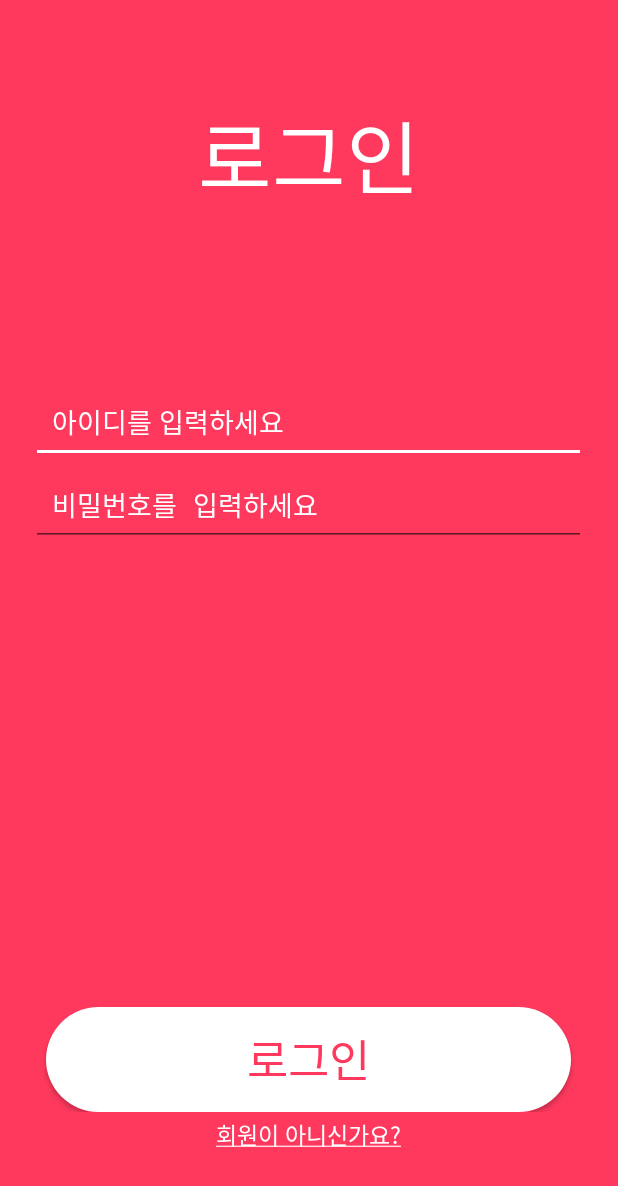
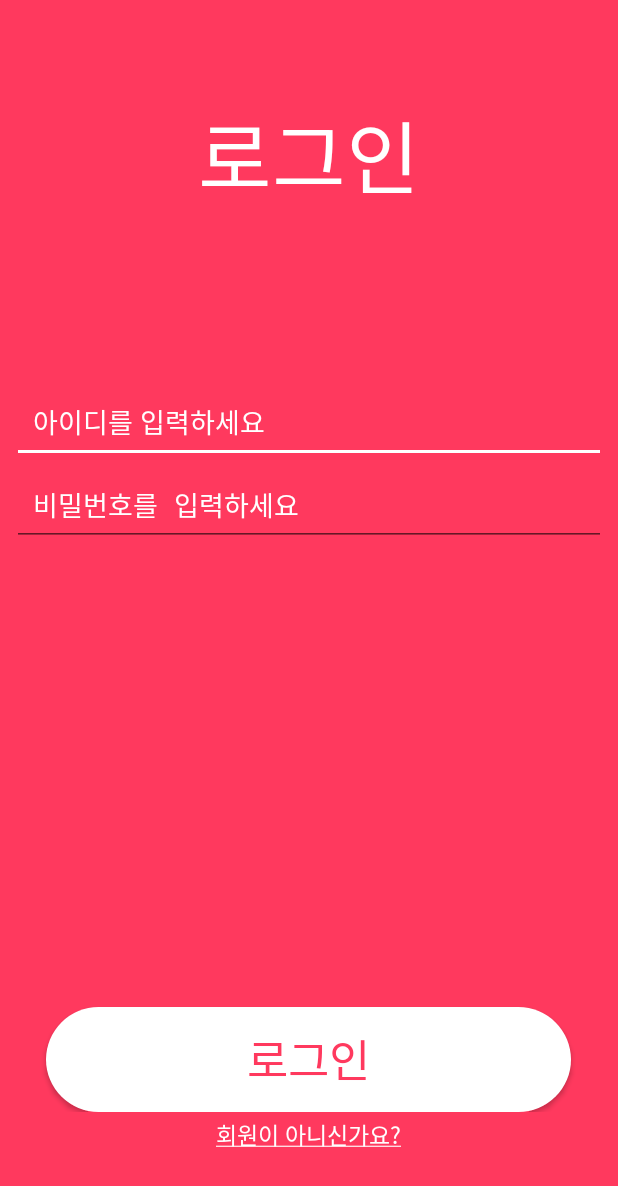
Before and after one commit to DSM-GRAM/Pimo-Front, an Android app: the screen it shows after launch (MainActivity), on a phone screen of 412 x 824 dp. Shown: the top 1186 px of the screen. Run offline under Robolectric (Android 15) with nearby library versions, the phone set to English and light mode, and no system bars.

Commit message:
change layout

```diff
--- a/Pimo/Pimo/app/build.gradle
+++ b/Pimo/Pimo/app/build.gradle
@@ -1,4 +1,6 @@
 apply plugin: 'com.android.application'
+apply plugin: 'kotlin-android'
+apply plugin: 'kotlin-android-extensions'
 
 android {
     compileSdkVersion 26
@@ -38,5 +40,9 @@ dependencies {
 
     compile 'com.android.support:design:26.+'
     compile 'com.android.support:cardview-v7:26.+'
+    compile "org.jetbrains.kotlin:kotlin-stdlib-jre7:$kotlin_version"
 
 }
+repositories {
+    mavenCentral()
+}
--- a/Pimo/Pimo/app/src/main/java/gram/com/pimo/Connector/Api.kt
+++ b/Pimo/Pimo/app/src/main/java/gram/com/pimo/Connector/Api.kt
@@ -4,4 +4,7 @@ package gram.com.pimo.Connector
  * Created by root1 on 2017. 11. 7..
  */
 interface Api {
+
+
+
 }
--- a/Pimo/Pimo/app/src/main/java/gram/com/pimo/Util/BaseActivity.kt
+++ b/Pimo/Pimo/app/src/main/java/gram/com/pimo/Util/BaseActivity.kt
@@ -3,6 +3,7 @@ package gram.com.pimo.Util
 import android.content.Context
 import android.content.SharedPreferences
 import android.support.v7.app.AppCompatActivity
+import android.widget.EditText
 import android.widget.Toast
 
 /**
@@ -19,4 +20,8 @@ open class BaseActivity: AppCompatActivity() {
         return pref
     }
 
+    fun getStrToEdit(edit: EditText): String{
+        return edit.text.toString()
+    }
+
 }
--- a/Pimo/Pimo/app/src/main/res/layout/signin.xml
+++ b/Pimo/Pimo/app/src/main/res/layout/signin.xml
@@ -28,16 +28,20 @@
         android:orientation="vertical">
         <EditText
             android:id="@+id/edit_id"
-            android:layout_width="370dp"
+            android:layout_width="match_parent"
             android:layout_height="wrap_content"
+            android:layout_marginLeft="8dp"
+            android:layout_marginRight="8dp"
             android:hint="아이디를 입력하세요"
             android:textColor="@android:color/white"
             android:padding="14dp"
             android:textColorHint="#FFFFFF" />
         <EditText
             android:id="@+id/edit_password"
-            android:layout_width="370dp"
+            android:layout_width="match_parent"
             android:layout_height="wrap_content"
+            android:layout_marginLeft="8dp"
+            android:layout_marginRight="8dp"
             android:hint="비밀번호를 입력하세요"
             android:padding="14dp"
             android:textColor="@android:color/white"
--- a/Pimo/Pimo/build.gradle
+++ b/Pimo/Pimo/build.gradle
@@ -1,11 +1,13 @@
 // Top-level build file where you can add configuration options common to all sub-projects/modules.
 
 buildscript {
+    ext.kotlin_version = '1.1.51'
     repositories {
         jcenter()
     }
     dependencies {
         classpath 'com.android.tools.build:gradle:3.0.0'
+        classpath "org.jetbrains.kotlin:kotlin-gradle-plugin:$kotlin_version"
 
         // NOTE: Do not place your application dependencies here; they belong
         // in the individual module build.gradle files
```
Also changed, not shown: Pimo/Pimo/app/src/main/java/gram/com/pimo/Activity/SignUpActivity.kt (added, +32 -0 lines), Pimo/Pimo/app/src/main/java/gram/com/pimo/Connector/Connector.kt (+17 -1 lines), Pimo/Pimo/app/src/main/java/gram/com/pimo/SignUpActivity.kt (deleted, +0 -15 lines).
